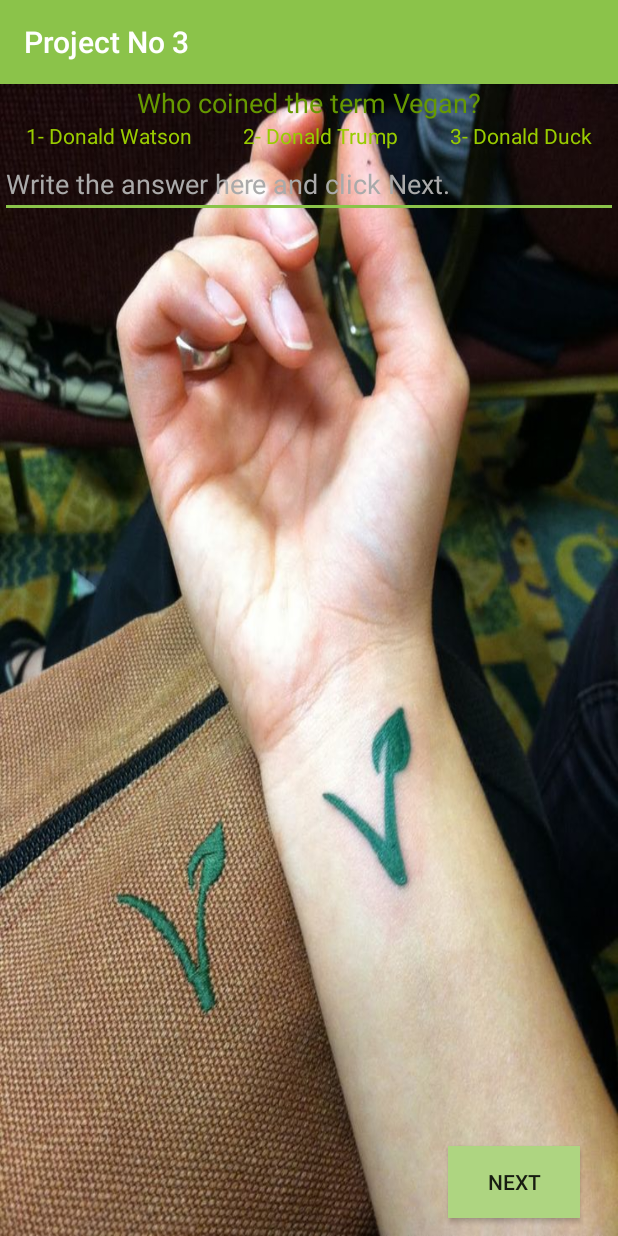
After one commit to AhmedZaki82/ProjectNo3, an Android app: the SixthLay screen opened directly, with no data from a screen before it, on a phone screen of 412 x 824 dp. The commit adds this screen. Run offline under Robolectric (Android 15) with nearby library versions, the phone set to English and light mode, and no system bars.

Commit message:
After Modification

```diff
--- /dev/null
+++ b/app/src/main/res/layout/sixth_lay.xml
@@ -0,0 +1,100 @@
+<?xml version="1.0" encoding="utf-8"?>
+<RelativeLayout xmlns:android="http://schemas.android.com/apk/res/android"
+    xmlns:app="http://schemas.android.com/apk/res-auto"
+    xmlns:tools="http://schemas.android.com/tools"
+    android:layout_width="match_parent"
+    android:layout_height="match_parent"
+    tools:context="com.example.android.projectno3.SixthLay">
+
+    <ImageView
+        android:id="@+id/imageView"
+        android:layout_width="wrap_content"
+        android:layout_height="wrap_content"
+        android:layout_alignParentLeft="true"
+        android:layout_alignParentStart="true"
+        android:layout_alignParentTop="true"
+        android:scaleType="fitXY"
+        app:srcCompat="@drawable/tat1" />
+
+    <Button
+        android:id="@+id/next1"
+        android:layout_width="wrap_content"
+        android:layout_height="wrap_content"
+        android:layout_alignParentBottom="true"
+        android:layout_alignParentEnd="true"
+        android:layout_alignParentRight="true"
+        android:layout_marginBottom="12dp"
+        android:layout_marginEnd="25dp"
+        android:layout_marginRight="25dp"
+        android:background="#AED581"
+        android:onClick="next_6"
+        android:text="@string/next1" />
+
+    <LinearLayout
+        android:layout_width="match_parent"
+        android:layout_height="match_parent"
+        android:orientation="vertical">
+
+        <TextView
+            android:id="@+id/textView"
+            android:layout_width="match_parent"
+            android:layout_height="wrap_content"
+            android:text= "@string/vegan"
+            android:textAlignment="center"
+            android:textColor="@android:color/holo_green_dark"
+            android:textSize="18sp" />
+
+        <LinearLayout
+            android:layout_width="match_parent"
+            android:layout_height="wrap_content"
+            android:orientation="horizontal">
+
+            <TextView
+                android:id="@+id/textView2"
+                android:layout_width="wrap_content"
+                android:layout_height="wrap_content"
+                android:layout_weight="1"
+                android:text="@string/watson"
+                android:textAlignment="center"
+                android:textColor="@android:color/holo_green_light" />
+
+            <TextView
+                android:id="@+id/textView3"
+                android:layout_width="wrap_content"
+                android:layout_height="wrap_content"
+                android:layout_weight="1"
+                android:text="@string/trump"
+                android:textAlignment="center"
+                android:textColor="@android:color/holo_green_light" />
+
+            <TextView
+                android:id="@+id/textView4"
+                android:layout_width="wrap_content"
+                android:layout_height="wrap_content"
+                android:layout_weight="1"
+                android:text="@string/duck"
+                android:textAlignment="center"
+                android:textColor="@android:color/holo_green_light" />
+
+        </LinearLayout>
+
+        <LinearLayout
+            android:layout_width="match_parent"
+            android:layout_height="match_parent"
+            android:orientation="horizontal">
+
+            <EditText
+                android:id="@+id/edtAnswer"
+                android:layout_width="match_parent"
+                android:layout_height="wrap_content"
+                android:layout_weight="1"
+                android:ems="10"
+                android:hint="@string/answer"
+                android:inputType="textPersonName"
+                android:textColor="@android:color/background_light"
+                android:textColorHint="@android:color/darker_gray" />
+        </LinearLayout>
+
+    </LinearLayout>
+
+</RelativeLayout>
--- a/app/src/main/res/values/strings.xml
+++ b/app/src/main/res/values/strings.xml
@@ -11,41 +11,54 @@
     <string name="rb1.2">Only you took him/her from her/his family</string>
     <string name="rb1.3">Only you took a life of an innocent being without right</string>
     <string name="rbx.4">All of the Above are true</string>
-    <string name="next1">next ></string>
+    <string name="next1">next </string>
     <string name="q2">The animal agriculture\'s effect :</string>
     <string name="rb2.1">Animal agriculture\'s destroy the environment only?</string>
     <string name="rb2.2">Its emission greater than all transportation combine only?</string>
     <string name="rb2.3">Animal agriculture\'s impact on climate change only?</string>
-    <string name="next2">next >></string>
+    <string name="next2">next</string>
     <string name="q3">Eating meat causes : </string>
     <string name="rb3.1">Just alzheimer</string>
     <string name="rb3.2">Just heart Disease</string>
     <string name="rb3.3">A 2015 WHO report found that bacon, hot dogs, and other processed meats only cause cancer and that red meat—including beef, pork, and lamb—is probably carcinogenic, as well</string>
-    <string name="next3">next >>></string>
+    <string name="next3">next</string>
     <string name="again">Again plz</string>
     <string name="nameJ">Your name is required!</string>
     <string name="genderJ">You have to choose your gender!</string>
     <string name="hiJ">Hi </string>
     <string name="hopeJ"> I hope your day is great</string>
     <string name="ageJ">Your age is required!</string>
-    <string name="greatJ">Great job, let\'s continue ></string>
-    <string name="sorryJ">Sorry, not the perfect answer, try again!</string>
+    <string name="greatJ">Great job, let\'s continue</string>
+    <string name="sorryJ">Sorry, not the perfect answer</string>
     <string name="chooseAnswerJ">You have to choose an answer!</string>
-    <string name="excellentJ">Excellent!, what\'s next >></string>
+    <string name="excellentJ">Excellent!, what\'s next</string>
     <string name="proudJ">Proud of you my friend!</string>
     <string name="created">Project by: Ahmed Zaki</string>
     <string name="thanks">Thanks for using the app.\nFor more information about \nVeganism
     click the links below.
     </string>
-    <string name="q4">Which animals do you like below: </string>
+    <string name="q4">Which animal do you think I like below: </string>
     <string name="cats">Cats</string>
     <string name="dogs">Dogs</string>
     <string name="pigs">Pigs</string>
     <string name="bears">Bears</string>
     <string name="nothing">I don\'t like animals.</string>
-    <string name="scoreJ">Your score is: </string>
+    <string name="scoreJ">Your total score is: </string>
     <string name="sorry2J">Sorry You have to choose an answer!</string>
     <string name="ohJ">OOH! Animals are good man!</string>
+    <string name="backJ">You can\'t go back, always forward my friend ;)</string>
+    <string name="wrongJ">Wrong answer.</string>
+    <string name="watsonJ">Donald Watson</string>
+    <string name="trumpJ">Donald Trump</string>
+    <string name="duckJ">Donald Duck</string>
+    <string name="three">You have to choose an answer from the three answers above.</string>
+    <string name="jobJ">Good job!</string>
+    <string name="vegan">Who coined the term "Vegan"?</string>
+    <string name="watson">1- Donald Watson </string>
+    <string name="trump">2- Donald Trump </string>
+    <string name="duck">3- Donald Duck </string>
+    <string name="answer">Write the answer here and click Next.</string>
+    <string name="answerJ">Good answer.</string>
     <string name="climate">
 
 <a href="https://www.peta.org/issues/animals-used-for-food/global-warming/">Global Warming</a>
```
Also changed, not shown: app/src/main/AndroidManifest.xml (+6 -5 lines), app/src/main/java/com/example/android/projectno3/FifthLay.java (renamed from app/src/main/java/com/example/android/projectno3/fifth_lay.java, +19 -18 lines), app/src/main/java/com/example/android/projectno3/FirstLay.java (renamed from app/src/main/java/com/example/android/projectno3/second_lay.java, +15 -19 lines), app/src/main/java/com/example/android/projectno3/FourthLay.java (renamed from app/src/main/java/com/example/android/projectno3/fourth_lay.java, +13 -6 lines), app/src/main/java/com/example/android/projectno3/MainActivity.java (+7 -3 lines), app/src/main/java/com/example/android/projectno3/SecondLay.java (renamed from app/src/main/java/com/example/android/projectno3/first_lay.java, +16 -16 lines), app/src/main/java/com/example/android/projectno3/SixthLay.java (added, +60 -0 lines), app/src/main/java/com/example/android/projectno3/ThirdLay.java (renamed from app/src/main/java/com/example/android/projectno3/third_lay.java, +16 -12 lines), app/src/main/res/layout/fifth_lay.xml (+6 -4 lines), 1 other file.
